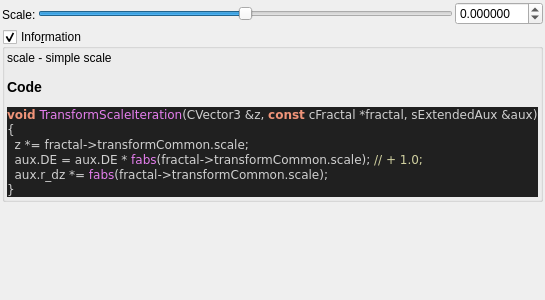
First picture: the form in mandelbulber2/qt_data/fractal_transf_scale.ui, repository buddhi1980/mandelbulber2, before the edit.
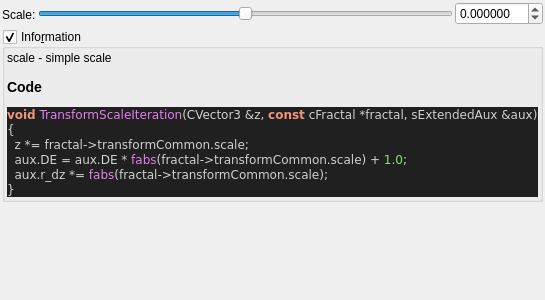
Second picture: the form after the edit. Custom widgets are drawn as their Qt base class.

Patch:
```diff
--- a/mandelbulber2/qt_data/fractal_transf_scale.ui
+++ b/mandelbulber2/qt_data/fractal_transf_scale.ui
@@ -133,7 +133,7 @@
 &lt;pre style=&quot;color:#d0d0d0; background-color:#202020;  font-family:'Courier New',monospace;&quot;&gt;&lt;span style=&quot;color:#f09479; font-weight:bold&quot;&gt;void&lt;/span&gt; &lt;span style=&quot;color:#e47eed&quot;&gt;TransformScaleIteration&lt;/span&gt;&lt;span style=&quot;color:#d0d0d0&quot;&gt;(&lt;/span&gt;CVector3 &lt;span style=&quot;color:#d0d0d0&quot;&gt;&amp;amp;&lt;/span&gt;z&lt;span style=&quot;color:#d0d0d0&quot;&gt;,&lt;/span&gt; &lt;span style=&quot;color:#f09479; font-weight:bold&quot;&gt;const&lt;/span&gt; cFractal &lt;span style=&quot;color:#d0d0d0&quot;&gt;*&lt;/span&gt;fractal&lt;span style=&quot;color:#d0d0d0&quot;&gt;,&lt;/span&gt; sExtendedAux &lt;span style=&quot;color:#d0d0d0&quot;&gt;&amp;amp;&lt;/span&gt;aux&lt;span style=&quot;color:#d0d0d0&quot;&gt;)&lt;/span&gt;
 &lt;span style=&quot;color:#d0d0d0&quot;&gt;{&lt;/span&gt;
   z &lt;span style=&quot;color:#d0d0d0&quot;&gt;*=&lt;/span&gt; fractal&lt;span style=&quot;color:#d0d0d0&quot;&gt;-&amp;gt;&lt;/span&gt;transformCommon&lt;span style=&quot;color:#d0d0d0&quot;&gt;.&lt;/span&gt;scale&lt;span style=&quot;color:#d0d0d0&quot;&gt;;&lt;/span&gt;
-  aux&lt;span style=&quot;color:#d0d0d0&quot;&gt;.&lt;/span&gt;DE &lt;span style=&quot;color:#d0d0d0&quot;&gt;=&lt;/span&gt; aux&lt;span style=&quot;color:#d0d0d0&quot;&gt;.&lt;/span&gt;DE &lt;span style=&quot;color:#d0d0d0&quot;&gt;*&lt;/span&gt; &lt;span style=&quot;color:#e47eed&quot;&gt;fabs&lt;/span&gt;&lt;span style=&quot;color:#d0d0d0&quot;&gt;(&lt;/span&gt;fractal&lt;span style=&quot;color:#d0d0d0&quot;&gt;-&amp;gt;&lt;/span&gt;transformCommon&lt;span style=&quot;color:#d0d0d0&quot;&gt;.&lt;/span&gt;scale&lt;span style=&quot;color:#d0d0d0&quot;&gt;);&lt;/span&gt; &lt;span style=&quot;color:#d0d0a0&quot;&gt;// + 1.0;&lt;/span&gt;
+  aux&lt;span style=&quot;color:#d0d0d0&quot;&gt;.&lt;/span&gt;DE &lt;span style=&quot;color:#d0d0d0&quot;&gt;=&lt;/span&gt; aux&lt;span style=&quot;color:#d0d0d0&quot;&gt;.&lt;/span&gt;DE &lt;span style=&quot;color:#d0d0d0&quot;&gt;*&lt;/span&gt; &lt;span style=&quot;color:#e47eed&quot;&gt;fabs&lt;/span&gt;&lt;span style=&quot;color:#d0d0d0&quot;&gt;(&lt;/span&gt;fractal&lt;span style=&quot;color:#d0d0d0&quot;&gt;-&amp;gt;&lt;/span&gt;transformCommon&lt;span style=&quot;color:#d0d0d0&quot;&gt;.&lt;/span&gt;scale&lt;span style=&quot;color:#d0d0d0&quot;&gt;) +&lt;/span&gt; &lt;span style=&quot;color:#87df71&quot;&gt;1.0&lt;/span&gt;&lt;span style=&quot;color:#d0d0d0&quot;&gt;;&lt;/span&gt;
   aux&lt;span style=&quot;color:#d0d0d0&quot;&gt;.&lt;/span&gt;r_dz &lt;span style=&quot;color:#d0d0d0&quot;&gt;*=&lt;/span&gt; &lt;span style=&quot;color:#e47eed&quot;&gt;fabs&lt;/span&gt;&lt;span style=&quot;color:#d0d0d0&quot;&gt;(&lt;/span&gt;fractal&lt;span style=&quot;color:#d0d0d0&quot;&gt;-&amp;gt;&lt;/span&gt;transformCommon&lt;span style=&quot;color:#d0d0d0&quot;&gt;.&lt;/span&gt;scale&lt;span style=&quot;color:#d0d0d0&quot;&gt;);&lt;/span&gt;
 &lt;span style=&quot;color:#d0d0d0&quot;&gt;}&lt;/span&gt;
 &lt;/pre&gt;
```
